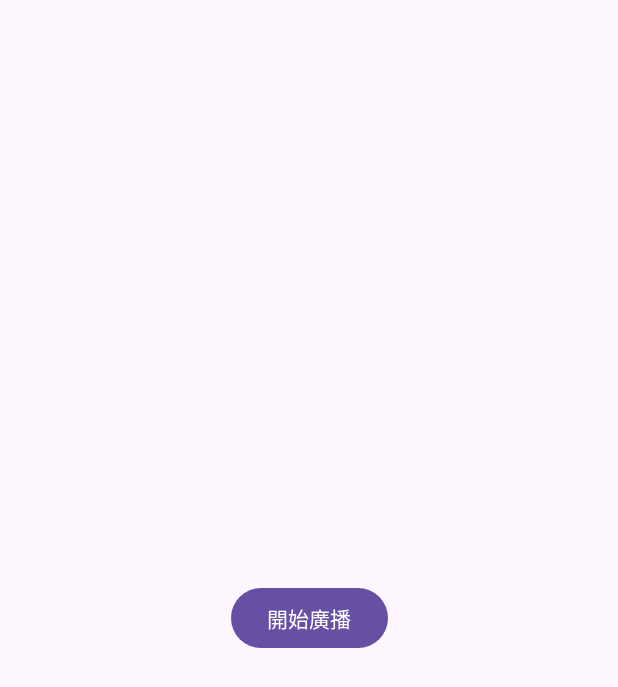
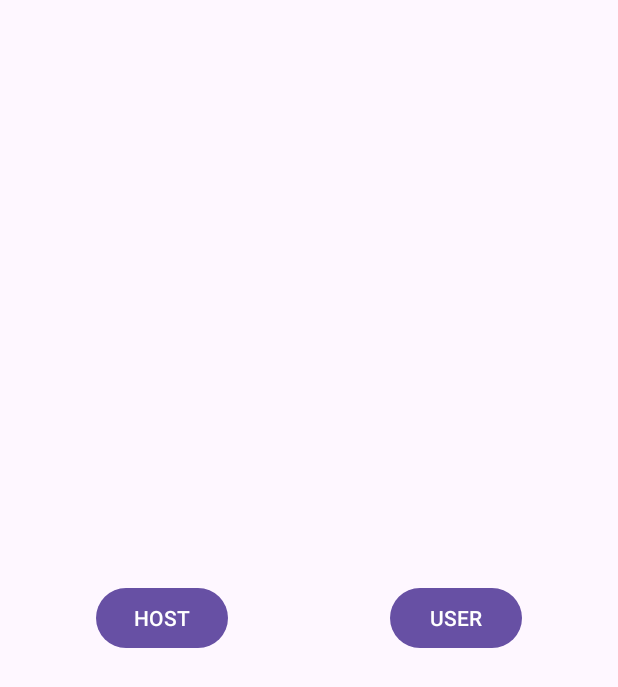
Before and after one commit to UnreaLin01/LETS_BUZZ, an Android app: the screen it shows after launch (MainActivity), on a phone screen of 412 x 824 dp. Shown: the top 687 px of the screen. Run offline under Robolectric (Android 15) with nearby library versions, the phone set to English and light mode, and no system bars.

Commit message:
create host and user pages

```diff
--- a/app/src/main/java/com/example/project_ble/MainActivity.java
+++ b/app/src/main/java/com/example/project_ble/MainActivity.java
@@ -8,36 +8,19 @@ import androidx.core.app.ActivityCompat;
 import androidx.core.content.ContextCompat;
 
 import android.Manifest;
-import android.annotation.SuppressLint;
 import android.app.Activity;
 import android.bluetooth.BluetoothAdapter;
-import android.bluetooth.BluetoothManager;
-import android.bluetooth.le.AdvertiseCallback;
-import android.bluetooth.le.AdvertiseData;
-import android.bluetooth.le.AdvertiseSettings;
-import android.bluetooth.le.BluetoothLeAdvertiser;
-import android.content.Context;
 import android.content.Intent;
 import android.content.pm.PackageManager;
 import android.os.Bundle;
-import android.os.Handler;
-import android.os.Looper;
-import android.os.ParcelUuid;
 import android.util.Log;
 import android.widget.Button;
 import android.widget.Toast;
 
-import java.nio.charset.Charset;
 import java.util.ArrayList;
-import java.util.UUID;
 
 public class MainActivity extends AppCompatActivity {
-
-    private BluetoothLeAdvertiser advertiser;
-    private AdvertiseCallback advertiseCallback;
-
     private ActivityResultLauncher<Intent> enableBluetoothLauncher;
-
 
     @Override
     protected void onCreate(Bundle savedInstanceState) {
@@ -58,10 +41,18 @@ public class MainActivity extends AppCompatActivity {
 
         checkAndAskPermission();
 
-        BluetoothAdapter bluetoothAdapter = BluetoothAdapter.getDefaultAdapter();
-        advertiser = bluetoothAdapter.getBluetoothLeAdvertiser();
-        Button btnAdvertise = findViewById(R.id.btnAdvertise);
-        btnAdvertise.setOnClickListener(v -> startAdvertising());
+        Button btn_host = findViewById(R.id.btn_host);
+        Button btn_user = findViewById(R.id.btn_user);
+
+        btn_host.setOnClickListener(v -> {
+            Intent intent = new Intent(this, HostActivity.class);
+            startActivity(intent);
+        });
+
+        btn_user.setOnClickListener(v->{
+            Intent intent = new Intent(this, UserActivity.class);
+            startActivity(intent);
+        });
     }
 
     private void checkAndAskPermission(){
@@ -102,7 +93,7 @@ public class MainActivity extends AppCompatActivity {
                         Log.d("Permission", "Permission BLUETOOTH_ADVERTISE get");
                     }else{
                         Toast.makeText(this, "需要鄰近分享權限", Toast.LENGTH_SHORT).show();
-                        onDestroy();
+                        //onDestroy();
                     }
                     break;
                 case android.Manifest.permission.BLUETOOTH_CONNECT:
@@ -110,54 +101,11 @@ public class MainActivity extends AppCompatActivity {
                         Log.d("Permission", "Permission BLUETOOTH_CONNECT get");
                     }else{
                         Toast.makeText(this, "需要藍芽權限", Toast.LENGTH_SHORT).show();
-                        onDestroy();
+                        //onDestroy();
                     }
                     break;
             }
         }
         checkAndEnableBluetooth();
     }
-
-    @SuppressLint("MissingPermission")
-    private void startAdvertising() {
-        AdvertiseSettings settings = new AdvertiseSettings.Builder()
-                .setAdvertiseMode(AdvertiseSettings.ADVERTISE_MODE_LOW_LATENCY)
-                .setTxPowerLevel(AdvertiseSettings.ADVERTISE_TX_POWER_HIGH)
-                .setConnectable(false)
-                .build();
-
-        ParcelUuid pUuid = new ParcelUuid(UUID.fromString("00002000-0000-1000-8000-00805f9b34fb"));
-        AdvertiseData data = new AdvertiseData.Builder()
-                .addServiceUuid(pUuid)
-                .addServiceData(pUuid, "HELLOWORLD".getBytes(Charset.forName("ASCII")))
-                .build();
-
-        advertiseCallback = new AdvertiseCallback() {
-            @Override
-            public void onStartSuccess(AdvertiseSettings settingsInEffect) {
-                super.onStartSuccess(settingsInEffect);
-                // 廣播開始成功
-                Log.d("BLE", "廣播開始成功");
-            }
-
-            @Override
-            public void onStartFailure(int errorCode) {
-                super.onStartFailure(errorCode);
-                // 廣播開始失敗
-                Log.e("BLE", "廣播開始失敗: " + errorCode);
-            }
-        };
-
-        advertiser.startAdvertising(settings, data, advertiseCallback);
-    }
-
-    @SuppressLint("MissingPermission")
-    @Override
-    protected void onDestroy() {
-        super.onDestroy();
-        if (advertiser != null) {
-                advertiser.stopAdvertising(advertiseCallback);
-        }
-        finish();
-    }
 }
--- a/app/src/main/res/layout/activity_main.xml
+++ b/app/src/main/res/layout/activity_main.xml
@@ -7,13 +7,26 @@
     tools:context=".MainActivity">
 
     <Button
-        android:id="@+id/btnAdvertise"
+        android:id="@+id/btn_host"
         android:layout_width="wrap_content"
         android:layout_height="wrap_content"
-        android:text="開始廣播"
+        android:layout_marginStart="64dp"
+        android:text="HOST"
         app:layout_constraintBottom_toBottomOf="parent"
-        app:layout_constraintEnd_toEndOf="parent"
         app:layout_constraintStart_toStartOf="parent"
         app:layout_constraintTop_toTopOf="parent" />
 
+    <Button
+        android:id="@+id/btn_user"
+        android:layout_width="wrap_content"
+        android:layout_height="wrap_content"
+        android:layout_marginEnd="64dp"
+        android:text="USER"
+        app:layout_constraintBottom_toBottomOf="@+id/btn_host"
+        app:layout_constraintEnd_toEndOf="parent"
+        app:layout_constraintTop_toTopOf="@+id/btn_host"
+        app:layout_constraintVertical_bias="0.0" />
+
+
+
 </androidx.constraintlayout.widget.ConstraintLayout>
```
Also changed, not shown: app/src/main/AndroidManifest.xml (+13 -6 lines), app/src/main/java/com/example/project_ble/HostActivity.java (added, +96 -0 lines), app/src/main/java/com/example/project_ble/UserActivity.java (added, +14 -0 lines), app/src/main/res/layout/activity_host.xml (added, +56 -0 lines), app/src/main/res/layout/activity_user.xml (added, +9 -0 lines).
